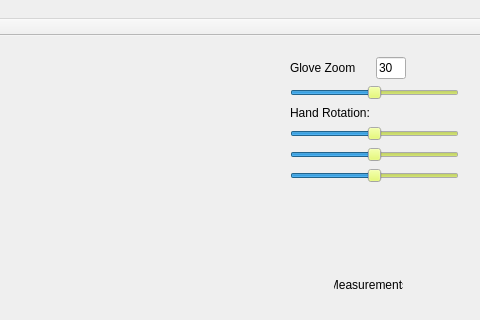
Qt form Projekt/SensorGloveQt/mainwindow.ui (DubelSoftwareSolutions/SensorHand_DataVisualisation) before a commit; both pictures show x 341 to 821 and y 0 to 320 of the 821 by 624 pixel window.
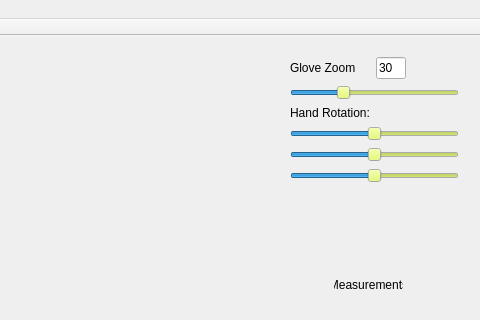
The same form after that commit.

Commit message: Poprawki w suwaczkach, +ResetButton

Diff of the .ui file:
```diff
--- a/Projekt/SensorGloveQt/mainwindow.ui
+++ b/Projekt/SensorGloveQt/mainwindow.ui
@@ -1126,7 +1126,7 @@
         <number>100</number>
        </property>
        <property name="value">
-        <number>50</number>
+        <number>30</number>
        </property>
        <property name="orientation">
         <enum>Qt::Horizontal</enum>
```
The commit also changes 2 other files.
